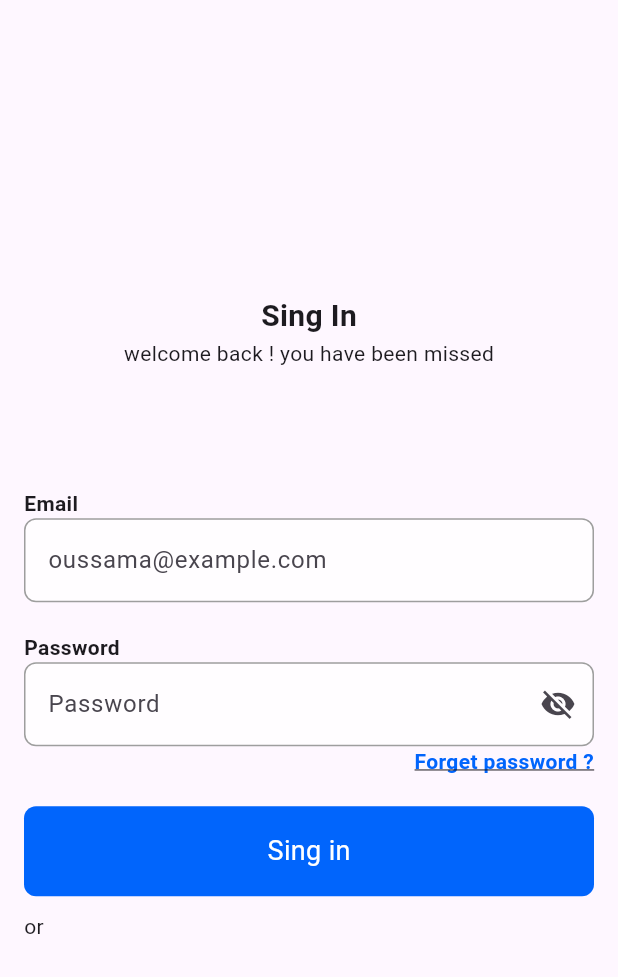
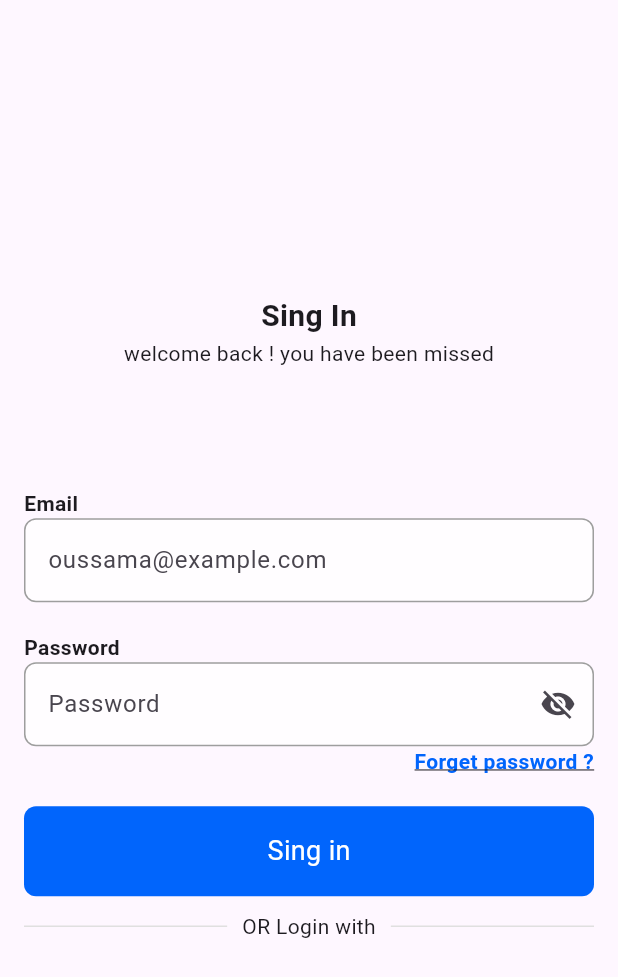
Before and after one commit to 1oussamai/doctor-Appointment, a Flutter app: the LoginPageBody screen opened directly, on a phone screen of 412 x 824 dp. Shown: the top 977 px of the screen. Run offline on Flutter 3.47's test engine with Material 3 defaults, Android fonts, the phone set to English and light mode, and no system bars; our stand-ins replace smooth_page_indicator.

```diff
--- a/lib/widget/loging_with_facebook_and_google.dart
+++ b/lib/widget/loging_with_facebook_and_google.dart
@@ -5,13 +5,20 @@ class LogingWithFacebookAndGoogle extends StatelessWidget {
 
   @override
   Widget build(BuildContext context) {
-    return const Column(
+    return Column(
       children: [
         Row(
           children: [
-            Text('or'),
+            Expanded(child: Divider(thickness: 1, color: Colors.grey[300])),
+            Padding(
+              padding: EdgeInsets.symmetric(horizontal: 10),
+              child: Text("OR Login with"),
+            ),
+            Expanded(child: Divider(thickness: 1, color: Colors.grey[300])),
           ],
-        )
+        ),
+
+
       ],
     );
   }
```
